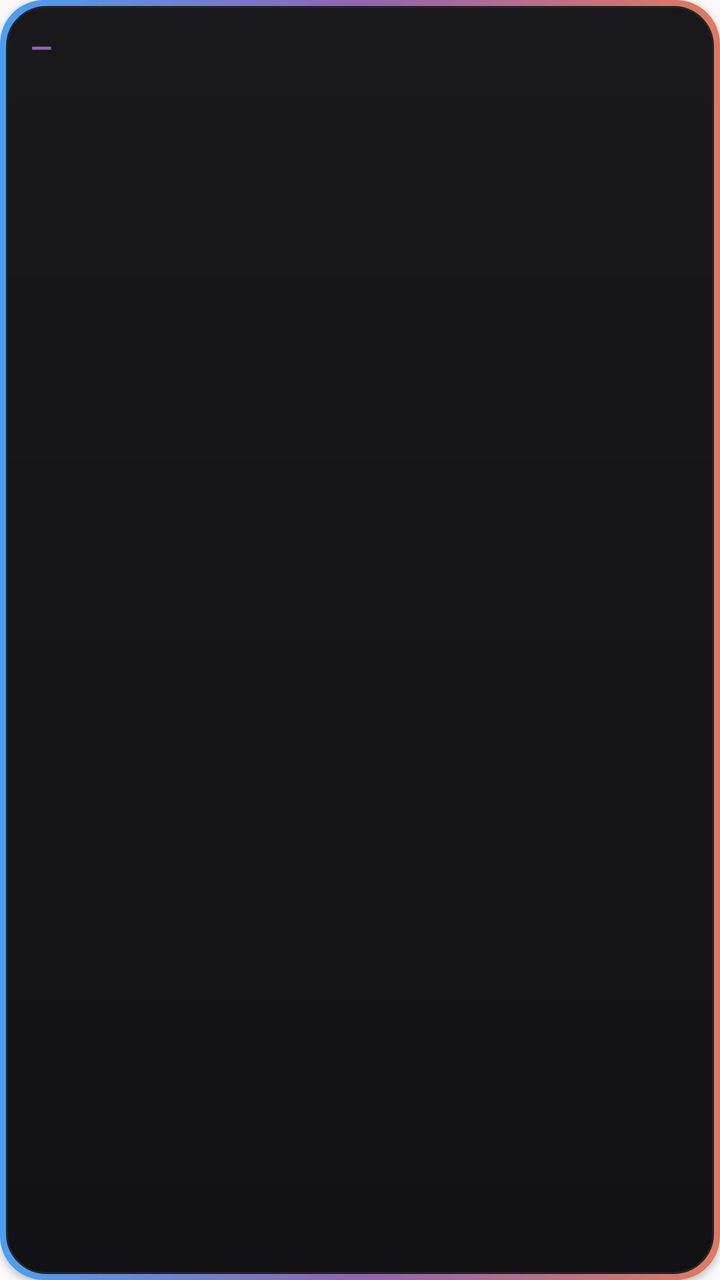
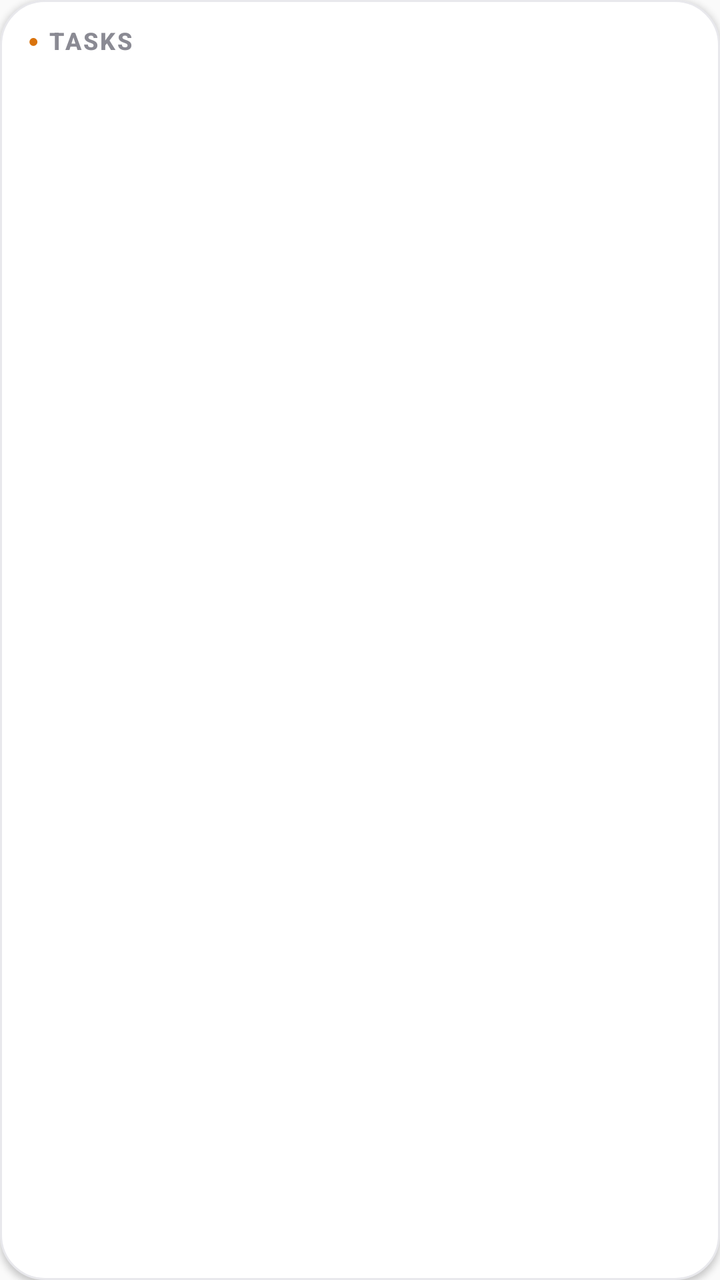

Screens rendered from an Android XML layout before and after an edit, with the pre-edit source and the edit as a unified diff.
<!-- AndroidManifest.xml: application theme AppTheme -->
<!-- res/layout/widget_todos.xml -->
<?xml version="1.0" encoding="utf-8"?>
<LinearLayout xmlns:android="http://schemas.android.com/apk/res/android"
    android:id="@+id/widget_todos_root"
    android:layout_width="match_parent"
    android:layout_height="match_parent"
    android:orientation="vertical"
    android:background="@drawable/widget_bg"
    android:elevation="2dp"
    android:paddingLeft="14dp"
    android:paddingRight="14dp"
    android:paddingTop="14dp"
    android:paddingBottom="12dp">
    <LinearLayout
        android:layout_width="match_parent"
        android:layout_height="wrap_content"
        android:orientation="horizontal"
        android:gravity="center_vertical">
        <TextView
            android:layout_width="wrap_content"
            android:layout_height="wrap_content"
            android:text="—"
            android:textColor="#9065b0"
            android:textSize="14sp"
            android:textStyle="bold"
            android:letterSpacing="0.2" />
        <TextView
            android:id="@+id/widget_todos_title"
            android:layout_width="0dp"
            android:layout_height="wrap_content"
            android:layout_weight="1"
            android:layout_marginStart="6dp"
            android:textSize="14sp"
            android:textStyle="bold"
            android:textColor="#c9bdf5"
            android:fontFamily="sans-serif-medium"
            android:singleLine="true"
            android:ellipsize="end" />
    </LinearLayout>
    <TextView
        android:id="@+id/widget_todos_1"
        android:layout_width="match_parent"
        android:layout_height="wrap_content"
        android:textSize="13sp"
        android:textColor="#e9e6e0"
        android:layout_marginTop="8dp"
        android:singleLine="true"
        android:ellipsize="end" />
    <TextView
        android:id="@+id/widget_todos_2"
        android:layout_width="match_parent"
        android:layout_height="wrap_content"
        android:textSize="13sp"
        android:textColor="#e9e6e0"
        android:singleLine="true"
        android:ellipsize="end" />
    <TextView
        android:id="@+id/widget_todos_3"
        android:layout_width="match_parent"
        android:layout_height="wrap_content"
        android:textSize="13sp"
        android:textColor="#e9e6e0"
        android:singleLine="true"
        android:ellipsize="end" />
    <TextView
        android:id="@+id/widget_todos_empty"
        android:layout_width="match_parent"
        android:layout_height="wrap_content"
        android:textSize="12sp"
        android:textColor="#8b897f"
        android:layout_marginTop="6dp"
        android:singleLine="true" />
</LinearLayout>
<!-- resources referenced by this layout -->
<resources>
  <!-- drawable widget_bg (drawable) -->
  <?xml version="1.0" encoding="utf-8"?>
  <layer-list xmlns:android="http://schemas.android.com/apk/res/android">
      <item>
          <shape android:shape="rectangle">
              <gradient
                  android:angle="0"
                  android:startColor="#4c9fef"
                  android:centerColor="#9065b0"
                  android:endColor="#e07a5f"
                  android:type="linear" />
              <corners android:radius="22dp" />
          </shape>
      </item>
      <item
          android:top="3dp"
          android:bottom="3dp"
          android:left="3dp"
          android:right="3dp">
          <shape android:shape="rectangle">
              <gradient
                  android:angle="270"
                  android:startColor="#19191c"
                  android:endColor="#121215"
                  android:type="linear" />
              <corners android:radius="19.5dp" />
              <stroke android:width="1dp" android:color="#232329" />
          </shape>
      </item>
  </layer-list>
  <style name="AppTheme" parent="Theme.AppCompat.Light.DarkActionBar">
          
          <item name="colorPrimary">@color/colorPrimary</item>
          <item name="colorPrimaryDark">@color/colorPrimaryDark</item>
          <item name="colorAccent">@color/colorAccent</item>
      </style>
</resources>

<!-- the commit's change to res/layout/widget_todos.xml (unified diff, before → after) -->
@@ -8,8 +8,9 @@
     android:elevation="2dp"
     android:paddingLeft="14dp"
     android:paddingRight="14dp"
-    android:paddingTop="14dp"
-    android:paddingBottom="12dp">
+    android:paddingTop="12dp"
+    android:paddingBottom="10dp">
+
     <LinearLayout
         android:layout_width="match_parent"
         android:layout_height="wrap_content"
@@ -18,55 +19,45 @@
         <TextView
             android:layout_width="wrap_content"
             android:layout_height="wrap_content"
-            android:text="—"
-            android:textColor="#9065b0"
-            android:textSize="14sp"
-            android:textStyle="bold"
-            android:letterSpacing="0.2" />
+            android:text="●"
+            android:textColor="#D9730D"
+            android:textSize="9sp" />
         <TextView
             android:id="@+id/widget_todos_title"
             android:layout_width="0dp"
             android:layout_height="wrap_content"
             android:layout_weight="1"
-            android:layout_marginStart="6dp"
-            android:textSize="14sp"
+            android:layout_marginStart="5dp"
+            android:text="TASKS"
+            android:textSize="12sp"
             android:textStyle="bold"
-            android:textColor="#c9bdf5"
+            android:letterSpacing="0.08"
+            android:textColor="@color/widget_title"
             android:fontFamily="sans-serif-medium"
             android:singleLine="true"
             android:ellipsize="end" />
+        <TextView
+            android:id="@+id/widget_todos_meta"
+            android:layout_width="wrap_content"
+            android:layout_height="wrap_content"
+            android:textSize="11sp"
+            android:textColor="@color/widget_sub"
+            android:singleLine="true" />
     </LinearLayout>
-    <TextView
-        android:id="@+id/widget_todos_1"
+
+    <LinearLayout
+        android:id="@+id/widget_todos_list"
         android:layout_width="match_parent"
         android:layout_height="wrap_content"
-        android:textSize="13sp"
-        android:textColor="#e9e6e0"
-        android:layout_marginTop="8dp"
-        android:singleLine="true"
-        android:ellipsize="end" />
-    <TextView
-        android:id="@+id/widget_todos_2"
-        android:layout_width="match_parent"
-        android:layout_height="wrap_content"
-        android:textSize="13sp"
-        android:textColor="#e9e6e0"
-        android:singleLine="true"
-        android:ellipsize="end" />
-    <TextView
-        android:id="@+id/widget_todos_3"
-        android:layout_width="match_parent"
-        android:layout_height="wrap_content"
-        android:textSize="13sp"
-        android:textColor="#e9e6e0"
-        android:singleLine="true"
-        android:ellipsize="end" />
+        android:orientation="vertical"
+        android:layout_marginTop="4dp" />
+
     <TextView
         android:id="@+id/widget_todos_empty"
         android:layout_width="match_parent"
         android:layout_height="wrap_content"
+        android:layout_marginTop="6dp"
         android:textSize="12sp"
-        android:textColor="#8b897f"
-        android:layout_marginTop="6dp"
-        android:singleLine="true" />
+        android:textColor="@color/widget_sub"
+        android:gravity="center" />
 </LinearLayout>
<!-- resource entries referenced after the edit -->
@@ -1,40 +1,24 @@
 <!-- resources referenced by this layout -->
 <resources>
+  <color name="widget_sub">#9A9AA3</color>
+  <color name="widget_title">#8A8A93</color>
   <!-- drawable widget_bg (drawable) -->
   <?xml version="1.0" encoding="utf-8"?>
-  <layer-list xmlns:android="http://schemas.android.com/apk/res/android">
-      <item>
-          <shape android:shape="rectangle">
-              <gradient
-                  android:angle="0"
-                  android:startColor="#4c9fef"
-                  android:centerColor="#9065b0"
-                  android:endColor="#e07a5f"
-                  android:type="linear" />
-              <corners android:radius="22dp" />
-          </shape>
-      </item>
-      <item
-          android:top="3dp"
-          android:bottom="3dp"
-          android:left="3dp"
-          android:right="3dp">
-          <shape android:shape="rectangle">
-              <gradient
-                  android:angle="270"
-                  android:startColor="#19191c"
-                  android:endColor="#121215"
-                  android:type="linear" />
-              <corners android:radius="19.5dp" />
-              <stroke android:width="1dp" android:color="#232329" />
-          </shape>
-      </item>
-  </layer-list>
+  <shape xmlns:android="http://schemas.android.com/apk/res/android"
+      android:shape="rectangle">
+      <solid android:color="@color/widget_card" />
+      <corners android:radius="22dp" />
+      <stroke
+          android:width="1dp"
+          android:color="@color/widget_stroke" />
+  </shape>
   <style name="AppTheme" parent="Theme.AppCompat.Light.DarkActionBar">
           
           <item name="colorPrimary">@color/colorPrimary</item>
           <item name="colorPrimaryDark">@color/colorPrimaryDark</item>
           <item name="colorAccent">@color/colorAccent</item>
       </style>
+  <color name="widget_card">#FFFFFF</color>
+  <color name="widget_stroke">#E8E8EC</color>
 </resources>
 
